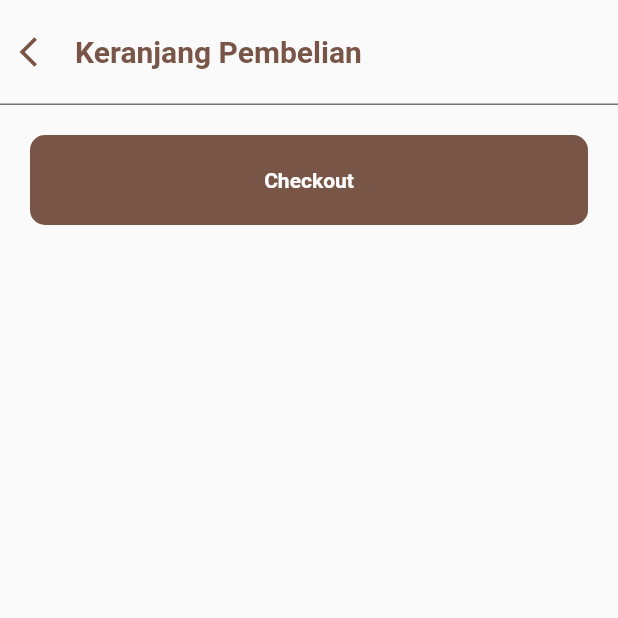
After one commit to bagusyanuar/flutter_coffee_app, a Flutter app: the CartView screen opened by its route, on a phone screen of 412 x 824 dp, the top half of it. The commit adds this screen. Run offline on Flutter 3.47's test engine with Material 2 defaults, Android fonts, the phone set to English and light mode, and no system bars; our stand-ins replace dio, fluttertoast, shared_preferences; accounts and stored records are empty; network calls fail.

Commit message:
cart view

```diff
--- a/lib/main.dart
+++ b/lib/main.dart
@@ -1,4 +1,5 @@
 import 'package:flutter/material.dart';
+import 'package:flutter_coffee_app/view/cart.dart';
 import 'package:flutter_coffee_app/view/dashboard.dart';
 import 'package:flutter_coffee_app/view/login.dart';
 import 'package:flutter_coffee_app/view/order.dart';
@@ -22,7 +23,8 @@ class MyApp extends StatelessWidget {
         '/': (context) => SplashScreen(),
         '/login': (context) => LoginView(),
         '/dashboard': (context) => Dashboard(),
-        '/order': (context) => OrderView()
+        '/order': (context) => OrderView(),
+        '/cart': (context) => CartView(),
       },
     );
   }
--- /dev/null
+++ b/lib/view/cart.dart
@@ -0,0 +1,142 @@
+import 'package:flutter/material.dart';
+import 'package:flutter_coffee_app/component/cart-item.dart';
+import 'package:flutter_coffee_app/controller/cart.dart';
+
+class CartView extends StatefulWidget {
+  const CartView({Key? key}) : super(key: key);
+
+  @override
+  _CartViewState createState() => _CartViewState();
+}
+
+class _CartViewState extends State<CartView> {
+  List<dynamic> cartList = [];
+  List<TextEditingController> textEditingController = [];
+  bool isLoading = false;
+
+  @override
+  void initState() {
+    // TODO: implement initState
+    _getAvailableCart();
+    super.initState();
+  }
+
+  @override
+  void dispose() {
+    // TODO: implement dispose
+    textEditingController.asMap().forEach((index, element) {
+      element.dispose();
+    });
+    super.dispose();
+  }
+
+  @override
+  Widget build(BuildContext context) {
+    return Scaffold(
+      body: SafeArea(
+        child: Column(
+          children: [
+            Container(
+              height: 70,
+              decoration: BoxDecoration(
+                border: Border(
+                  bottom: BorderSide(color: Colors.black54, width: 1),
+                ),
+              ),
+              child: Row(
+                mainAxisAlignment: MainAxisAlignment.start,
+                crossAxisAlignment: CrossAxisAlignment.center,
+                children: [
+                  GestureDetector(
+                    child: Container(
+                      height: 50,
+                      width: 50,
+                      child: Icon(
+                        Icons.arrow_back_ios,
+                        color: Colors.brown,
+                        size: 24,
+                      ),
+                    ),
+                  ),
+                  Expanded(
+                    child: Text(
+                      "Keranjang Pembelian",
+                      style: TextStyle(
+                          color: Colors.brown,
+                          fontSize: 20,
+                          fontWeight: FontWeight.bold),
+                    ),
+                  )
+                ],
+              ),
+            ),
+            Expanded(
+              child: Container(
+                height: double.infinity,
+                padding: EdgeInsets.all(20),
+                child: Column(
+                  mainAxisAlignment: MainAxisAlignment.start,
+                  crossAxisAlignment: CrossAxisAlignment.start,
+                  children: [
+                    Column(
+                      children: cartList.map((e) {
+                        int index = cartList.indexOf(e);
+                        print(index);
+                        return CartItem(
+                          id: e["id"] as int,
+                          url: e["menu"]["gambar"].toString(),
+                          name: e["menu"]["nama"].toString(),
+                          price: e["total"] as int,
+                          qty: e["qty"] as int,
+                          textEditingController: textEditingController[index],
+                        );
+                      }).toList(),
+                    ),
+                    GestureDetector(
+                      onTap: () {},
+                      child: Container(
+                        height: 60,
+                        decoration: BoxDecoration(
+                            borderRadius: BorderRadius.circular(10),
+                            color: Colors.brown),
+                        child: Center(
+                          child: Text(
+                            "Checkout",
+                            style: TextStyle(
+                              color: Colors.white,
+                              fontWeight: FontWeight.bold,
+                            ),
+                          ),
+                        ),
+                      ),
+                    ),
+                  ],
+                ),
+              ),
+            ),
+          ],
+        ),
+      ),
+    );
+  }
+
+  void _getAvailableCart() async {
+    List<dynamic> _data = await listAvailableCart();
+    int _cartCount = _data.length;
+    if (_cartCount > 0) {
+      int _tmpSubTotal = 0;
+      _data.forEach((element) {
+        _tmpSubTotal += element["total"] as int;
+        TextEditingController _tmpController = TextEditingController()
+          ..text = element["qty"].toString();
+        textEditingController.add(_tmpController);
+      });
+      setState(() {
+        cartList = _data;
+      });
+    } else {
+      cartList = [];
+    }
+    print(_data);
+  }
+}
```
Also changed, not shown: lib/component/cart-item.dart (added, +174 -0 lines), lib/view/order.dart (+66 -3 lines).
